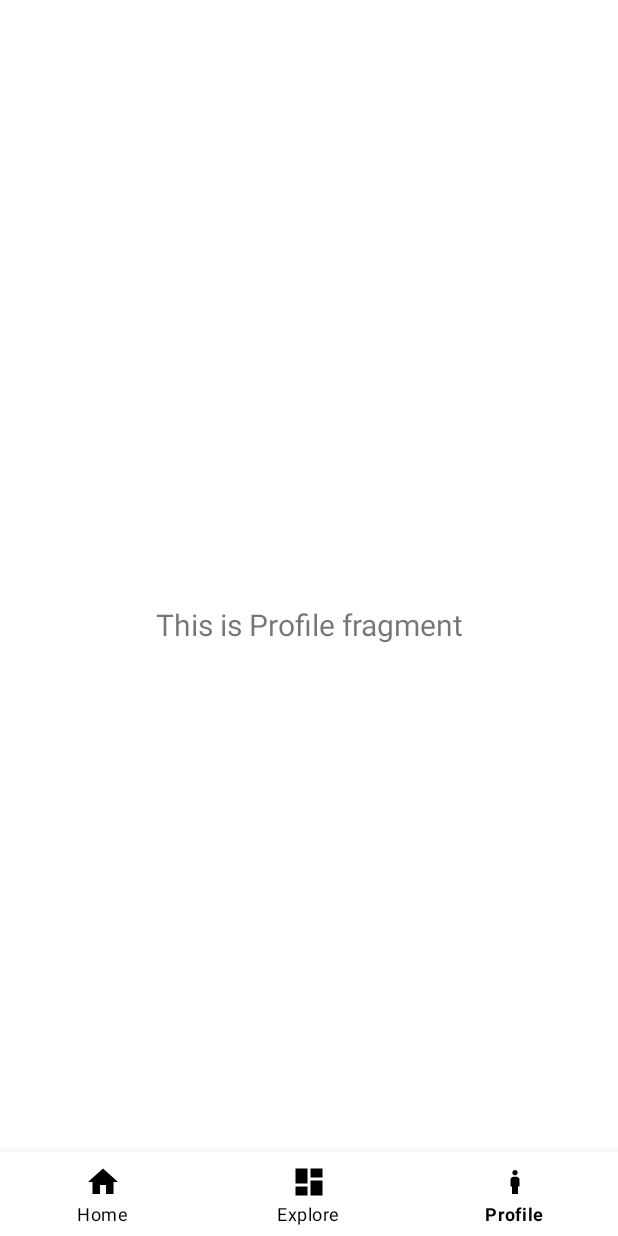
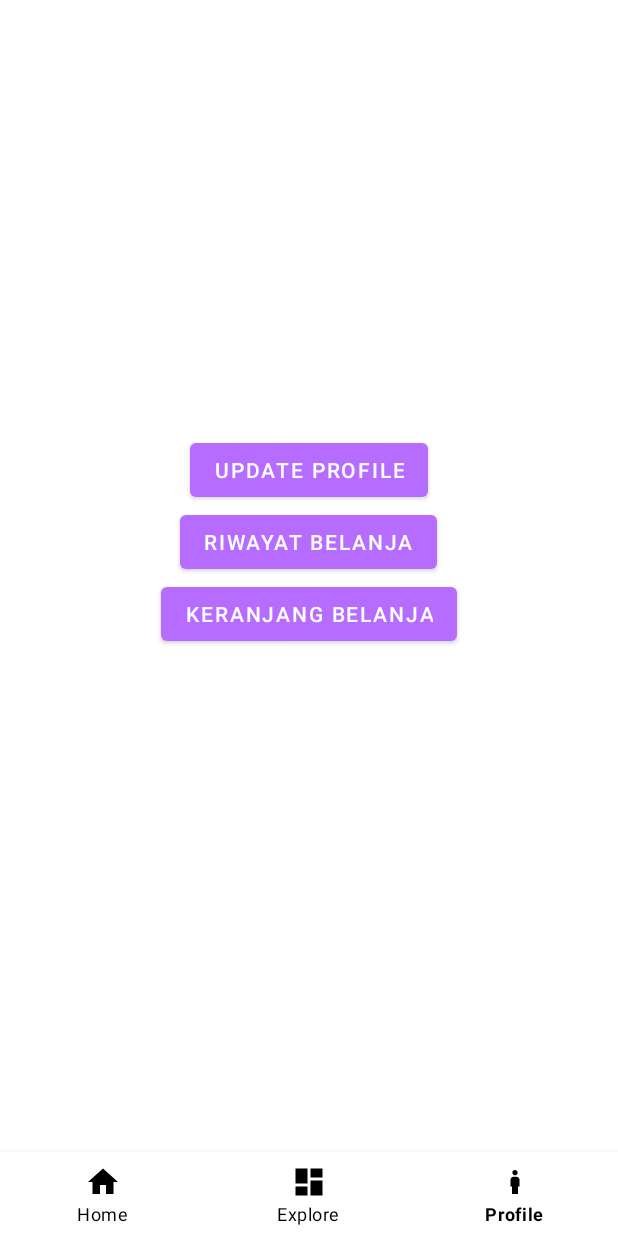
Before and after one commit to BrayenPrayoga/mobile-flower, an Android app: the ProfileFragment screen opened through its navigation route, on a phone screen of 412 x 824 dp. Run offline under Robolectric (Android 15) with nearby library versions, the phone set to English and light mode, and no system bars; our stand-ins replace CircleImageView, Shimmer, navigation-ui; network calls fail; pictures from the network do not load; 11 statements that could not run were skipped.

Commit message:
layouting fragment profile

```diff
--- a/app/src/main/res/layout/fragment_profiles.xml
+++ b/app/src/main/res/layout/fragment_profiles.xml
@@ -6,17 +6,57 @@
     android:layout_height="match_parent"
     tools:context=".ui.profile.ProfileFragment">
 
+    <de.hdodenhof.circleimageview.CircleImageView
+        android:id="@+id/iv_profile"
+        android:layout_width="90dp"
+        android:layout_height="90dp"
+        app:layout_constraintTop_toTopOf="parent"
+        app:layout_constraintLeft_toLeftOf="parent"
+        app:layout_constraintRight_toRightOf="parent"
+        android:layout_marginTop="40dp"/>
+
     <TextView
-        android:id="@+id/text_notifications"
+        android:id="@+id/tv_nama"
+        android:layout_width="wrap_content"
+        android:layout_height="wrap_content"
+        android:layout_marginTop="10dp"
+        app:layout_constraintTop_toBottomOf="@+id/iv_profile"
+        app:layout_constraintLeft_toLeftOf="parent"
+        app:layout_constraintRight_toRightOf="parent"/>
+
+    <RelativeLayout
+        android:id="@+id/rv_profile_menu"
         android:layout_width="match_parent"
-        android:layout_height="wrap_content"
-        android:layout_marginStart="8dp"
-        android:layout_marginTop="8dp"
-        android:layout_marginEnd="8dp"
-        android:textAlignment="center"
-        android:textSize="20sp"
-        app:layout_constraintBottom_toBottomOf="parent"
-        app:layout_constraintEnd_toEndOf="parent"
-        app:layout_constraintStart_toStartOf="parent"
-        app:layout_constraintTop_toTopOf="parent" />
+        android:layout_height="0dp"
+        android:layout_marginTop="30dp"
+        app:layout_constraintTop_toBottomOf="@+id/tv_nama"
+        app:layout_constraintLeft_toLeftOf="parent"
+        app:layout_constraintRight_toRightOf="parent"
+        app:layout_constraintBottom_toBottomOf="parent">
+
+        <Button
+            android:id="@+id/btn_update_profile"
+            android:layout_width="wrap_content"
+            android:layout_height="wrap_content"
+            android:text="Update Profile"
+            android:layout_marginTop="100dp"
+            android:layout_centerHorizontal="true"/>
+
+        <Button
+            android:id="@+id/btn_riwayat_belanja"
+            android:layout_width="wrap_content"
+            android:layout_height="wrap_content"
+            android:text="Riwayat Belanja"
+            android:layout_below="@id/btn_update_profile"
+            android:layout_centerHorizontal="true"/>
+
+        <Button
+            android:id="@+id/btn_cart"
+            android:layout_width="wrap_content"
+            android:layout_height="wrap_content"
+            android:text="Keranjang Belanja"
+            android:layout_below="@id/btn_riwayat_belanja"
+            android:layout_centerHorizontal="true"/>
+
+    </RelativeLayout>
 </androidx.constraintlayout.widget.ConstraintLayout>
```
